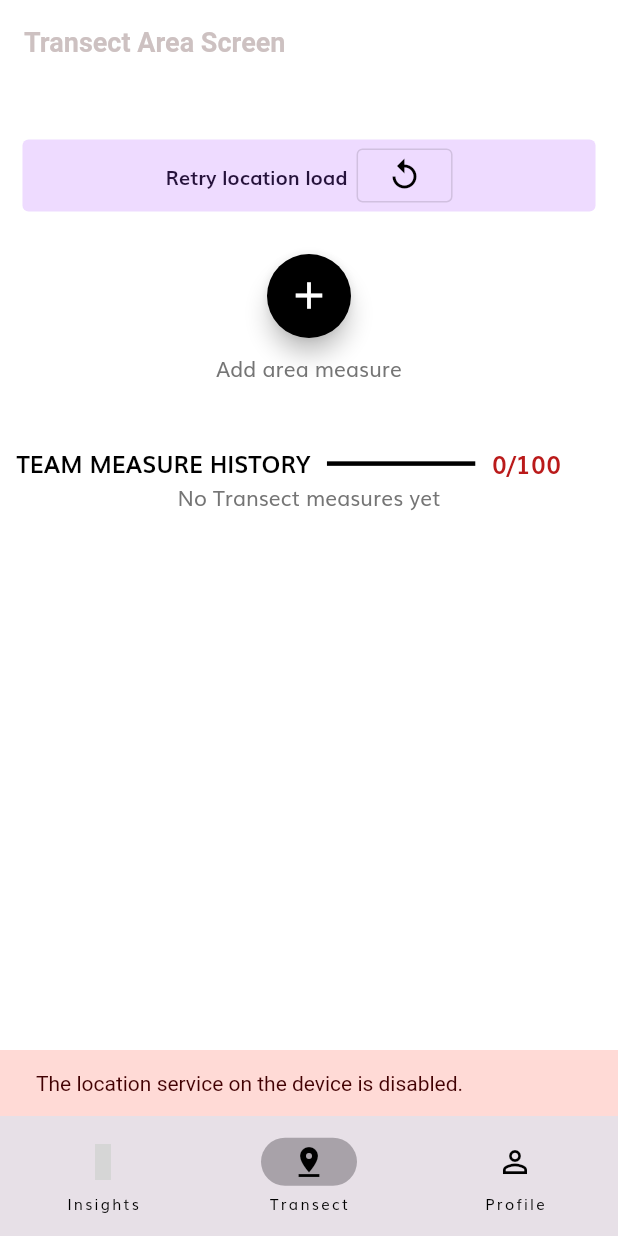
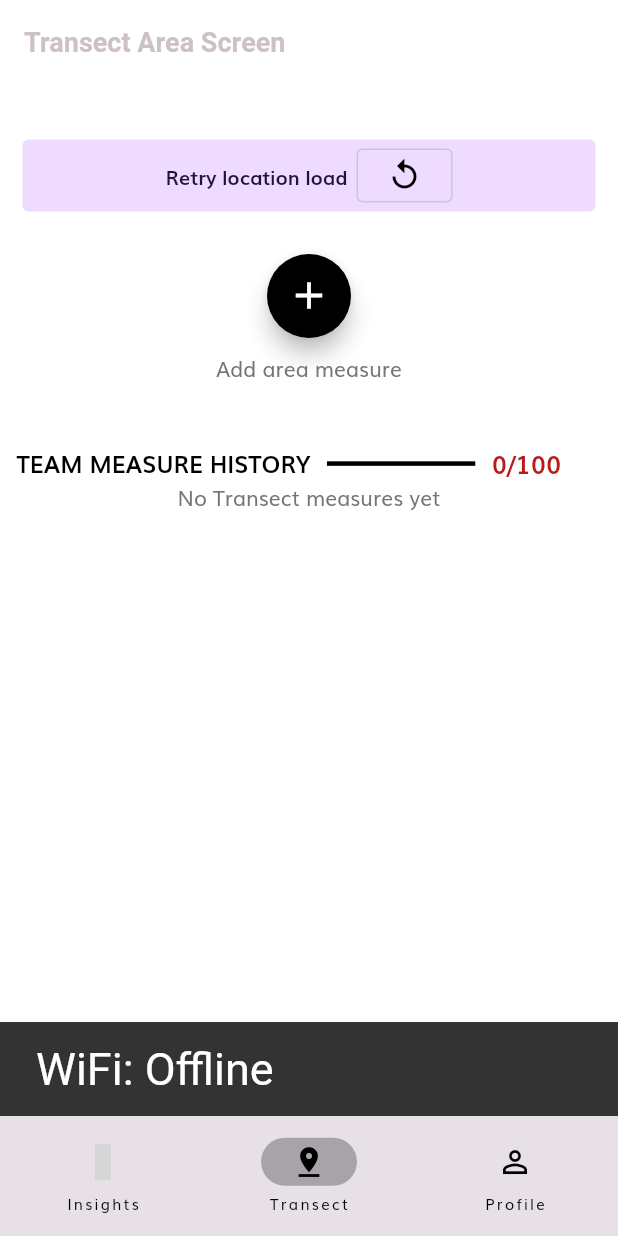
Before and after one commit to Eric-Durr/collecta, a Flutter app: the ScreenDrawer screen opened by its route, item 2 of the bottom bar chosen, on a phone screen of 412 x 824 dp. Run offline on Flutter 3.47's test engine with Material 2 defaults, Android fonts, the phone set to English and light mode, and no system bars; our stand-ins replace connectivity_plus, flutter_map, flutter_secure_storage, flutter_svg, geolocator, latlong2 and 2 more; missing offline and left inert: postgres; accounts and stored records are empty; grey boxes are pictures that could not be loaded.

Commit message:
managing connectivity

```diff
--- a/lib/main.dart
+++ b/lib/main.dart
@@ -1,3 +1,4 @@
+import 'package:connectivity_plus/connectivity_plus.dart';
 import 'package:flutter/material.dart';
 import 'package:collecta/routes.dart';
 import 'package:collecta/screens/splash/splash_screen.dart';
--- a/lib/screens/screen_drawer.dart
+++ b/lib/screens/screen_drawer.dart
@@ -1,7 +1,11 @@
+import 'dart:io';
+
 import 'package:collecta/screens/insights/inisghts_screen.dart';
 import 'package:collecta/screens/insights/widgets/map.dart';
 import 'package:collecta/screens/team_profile/team_profile.dart';
 import 'package:collecta/screens/transect_area_measure/transect_area_measure.dart';
+import 'package:collecta/services/network_conectivity.dart';
+import 'package:connectivity_plus/connectivity_plus.dart';
 import 'package:flutter/material.dart';
 import 'package:material_design_icons_flutter/material_design_icons_flutter.dart';
 
@@ -15,6 +19,50 @@ class ScreenDrawer extends StatefulWidget {
 
 class _ScreenDrawerState extends State<ScreenDrawer> {
   int currentPageIndex = 0;
+  Map _source = {ConnectivityResult.none: false};
+  final NetworkConnectivity _networkConnectivity = NetworkConnectivity.instance;
+  String string = '';
+
+  @override
+  void initState() {
+    super.initState();
+    _networkConnectivity.initialise();
+    _networkConnectivity.myStream.listen((source) {
+      _source = source;
+      print('source $_source');
+      // 1.
+      switch (_source.keys.toList()[0]) {
+        case ConnectivityResult.mobile:
+          string =
+              _source.values.toList()[0] ? 'Mobile: Online' : 'Mobile: Offline';
+          break;
+        case ConnectivityResult.wifi:
+          string =
+              _source.values.toList()[0] ? 'WiFi: Online' : 'WiFi: Offline';
+          break;
+        case ConnectivityResult.none:
+        default:
+          string = 'Offline';
+      }
+      // 2.
+      setState(() {});
+      // 3.
+      ScaffoldMessenger.of(context).showSnackBar(
+        SnackBar(
+          content: Text(
+            string,
+            style: TextStyle(fontSize: 30),
+          ),
+        ),
+      );
+    });
+  }
+
+  @override
+  void dispose() {
+    _networkConnectivity.disposeStream();
+    super.dispose();
+  }
 
   @override
   Widget build(BuildContext context) {
--- a/lib/screens/team_profile/team_profile.dart
+++ b/lib/screens/team_profile/team_profile.dart
@@ -5,7 +5,7 @@ import 'package:collecta/size_config.dart';
 class TeamProfileScreen extends StatelessWidget {
   static String routeName = '/team-profile';
 
-  const TeamProfileScreen({Key? key}) : super(key: key);
+  const TeamProfileScreen({Key? key, conectivity}) : super(key: key);
 
   @override
   Widget build(BuildContext context) {
--- a/lib/screens/team_profile/widgets/body.dart
+++ b/lib/screens/team_profile/widgets/body.dart
@@ -1,3 +1,5 @@
+import 'dart:io';
+
 import 'package:collecta/screens/splash/splash_screen.dart';
 import 'package:collecta/screens/team_profile/widgets/user_banner.dart';
 import 'package:flutter/material.dart';
@@ -58,6 +60,7 @@ class _BodyState extends State<Body> {
               SizedBox(height: SizeConfig.screenHeight * 0.04),
               userBanner(),
               SizedBox(height: SizeConfig.screenHeight * 0.04),
+              SizedBox(height: SizeConfig.screenHeight * 0.04),
               DefaultButton(
                   text: 'Log out',
                   onPressedFunction: () async {
--- a/lib/screens/transect_area_measure/widgets/measure_list.dart
+++ b/lib/screens/transect_area_measure/widgets/measure_list.dart
@@ -86,16 +86,7 @@ class _MeasureListState extends State<MeasureList> {
             ? CircularProgressIndicator()
             : measures.isEmpty
                 ? Text('No Transect measures yet')
-                : ListView.builder(
-                    itemCount: null == measures ? 0 : measures.length,
-                    itemBuilder: (context, index) {
-                      return ListTile(
-                        title: Text(measures[index].id.toString()),
-                        subtitle: Text(measures[index].id.toString()),
-                        leading: CircleAvatar(
-                            child: Text(measures[index].id.toString())),
-                      );
-                    }),
+                : Text('Measures detected'),
       ],
     );
   }
--- /dev/null
+++ b/lib/services/network_conectivity.dart
@@ -0,0 +1,37 @@
+import 'dart:async';
+import 'dart:io';
+
+import 'package:connectivity_plus/connectivity_plus.dart';
+
+class NetworkConnectivity {
+  NetworkConnectivity._();
+  static final _instance = NetworkConnectivity._();
+  static NetworkConnectivity get instance => _instance;
+  final _networkConnectivity = Connectivity();
+  final _controller = StreamController.broadcast();
+  Stream get myStream => _controller.stream;
+  String string = '';
+  // 1.
+  void initialise() async {
+    ConnectivityResult result = await _networkConnectivity.checkConnectivity();
+    _checkStatus(result);
+    _networkConnectivity.onConnectivityChanged.listen((result) {
+      print(result);
+      _checkStatus(result);
+    });
+  }
+
+  // 2.
+  void _checkStatus(ConnectivityResult result) async {
+    bool isOnline = false;
+    try {
+      final result = await InternetAddress.lookup('example.com');
+      isOnline = result.isNotEmpty && result[0].rawAddress.isNotEmpty;
+    } on SocketException catch (_) {
+      isOnline = false;
+    }
+    _controller.sink.add({result: isOnline});
+  }
+
+  void disposeStream() => _controller.close();
+}
```
